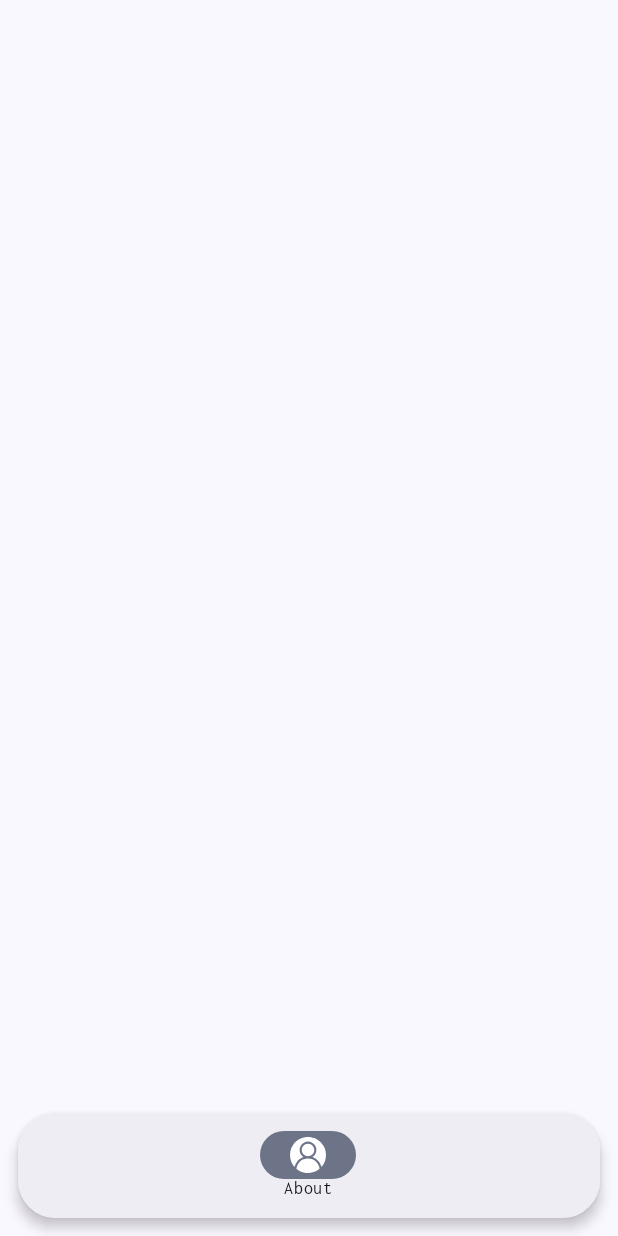
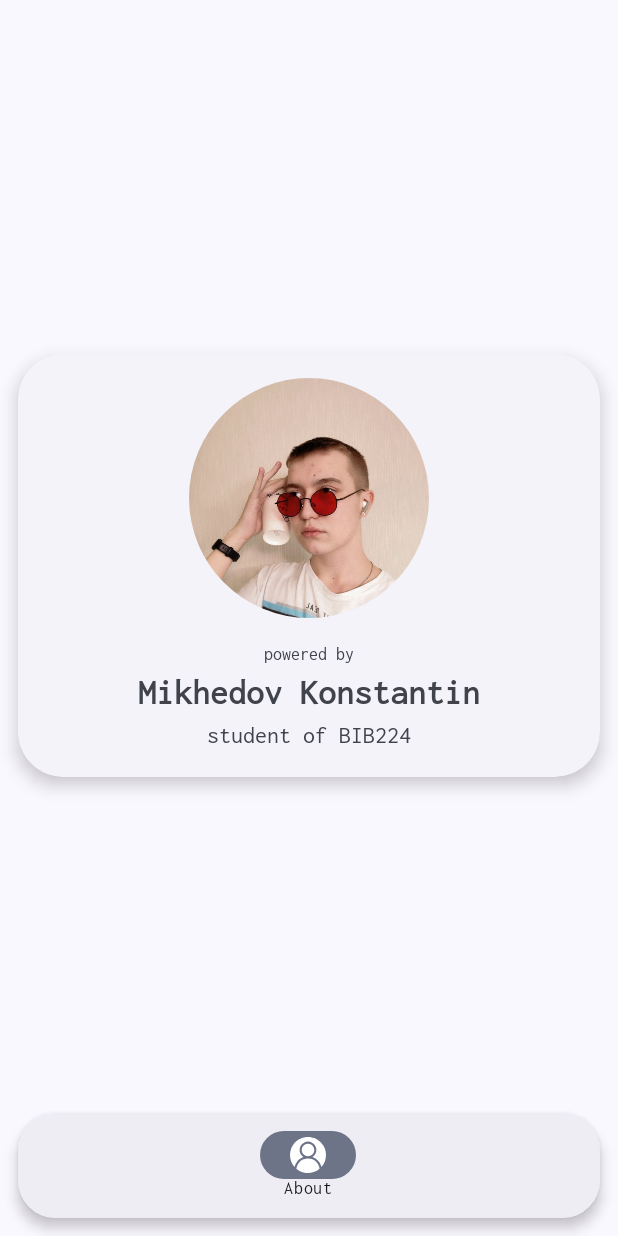
Before and after one commit to KonstantIMP/crypto_02, an Android app: the screen it shows after launch (NavigationActivity), on a phone screen of 412 x 824 dp. Run offline under Robolectric (Android 15) with nearby library versions, the phone set to English and light mode, and no system bars; our stand-ins replace Dagger/Hilt's generated code, Timber, navigation-ui.

Commit message:
feat(ui): add about fragment ui

```diff
--- a/app/src/main/res/layout/fragment_user_layout.xml
+++ b/app/src/main/res/layout/fragment_user_layout.xml
@@ -3,6 +3,56 @@
     xmlns:tools="http://schemas.android.com/tools"
     android:layout_width="match_parent"
     android:layout_height="match_parent"
+    xmlns:app="http://schemas.android.com/apk/res-auto"
     tools:context=".ui.fragment.UserFragment">
 
+    <com.google.android.material.card.MaterialCardView
+        android:layout_width="match_parent"
+        android:layout_height="wrap_content"
+        app:layout_constraintTop_toTopOf="parent"
+        app:layout_constraintBottom_toBottomOf="parent"
+        android:layout_marginStart="@dimen/content_card_margin"
+        android:layout_marginEnd="@dimen/content_card_margin"
+        android:layout_marginBottom="@dimen/floating_bottom_navigation_view_height"
+        app:cardCornerRadius="@dimen/content_card_radius"
+        app:cardElevation="@dimen/content_card_elevation"
+        style="@style/Widget.Material3.CardView.Elevated">
+
+        <LinearLayout
+            android:layout_width="match_parent"
+            android:layout_height="wrap_content"
+            android:layout_margin="@dimen/content_card_padding"
+            android:orientation="vertical"
+            android:gravity="center">
+
+            <com.google.android.material.imageview.ShapeableImageView
+                android:layout_width="@dimen/about_fargment_photo_size"
+                android:layout_height="@dimen/about_fargment_photo_size"
+                app:shapeAppearanceOverlay="@style/Crypto.Theme.ShapeAppearanceOverlay.CircledPhoto"
+                android:src="@drawable/me"/>
+
+            <com.google.android.material.textview.MaterialTextView
+                android:layout_width="wrap_content"
+                android:layout_height="wrap_content"
+                android:text="@string/about_fragment_powered_by_msg"
+                android:layout_marginTop="16dp"
+                android:textSize="12sp"/>
+
+            <com.google.android.material.textview.MaterialTextView
+                android:layout_width="wrap_content"
+                android:layout_height="wrap_content"
+                android:text="@string/about_fragment_author_name_msg"
+                android:textSize="24sp"
+                android:textStyle="bold"/>
+
+            <com.google.android.material.textview.MaterialTextView
+                android:layout_width="wrap_content"
+                android:layout_height="wrap_content"
+                android:text="@string/about_fragment_subtitle"
+                android:textSize="16sp"/>
+
+        </LinearLayout>
+
+    </com.google.android.material.card.MaterialCardView>
+
 </androidx.constraintlayout.widget.ConstraintLayout>
--- a/app/src/main/res/values/dimens.xml
+++ b/app/src/main/res/values/dimens.xml
@@ -4,4 +4,11 @@
     <dimen name="floating_bottom_navigation_view_margin">12dp</dimen>
     <dimen name="floating_bottom_navigation_view_radius">25dp</dimen>
     <dimen name="floating_bottom_navigation_view_elevation">5dp</dimen>
+
+    <dimen name="content_card_margin">12dp</dimen>
+    <dimen name="content_card_radius">30dp</dimen>
+    <dimen name="content_card_padding">16dp</dimen>
+    <dimen name="content_card_elevation">7dp</dimen>
+
+    <dimen name="about_fargment_photo_size">160dp</dimen>
 </resources>
--- a/app/src/main/res/values/strings.xml
+++ b/app/src/main/res/values/strings.xml
@@ -3,4 +3,7 @@
 
     <string name="tool_empty"/>
     <string name="main_activity_navigation_about_title">About</string>
+    <string name="about_fragment_powered_by_msg">powered by</string>
+    <string name="about_fragment_author_name_msg">Mikhedov Konstantin</string>
+    <string name="about_fragment_subtitle">student of BIB224</string>
 </resources>
--- /dev/null
+++ b/app/src/main/res/values/styles.xml
@@ -0,0 +1,6 @@
+<?xml version="1.0" encoding="utf-8"?>
+<resources>
+    <style name="Crypto.Theme.ShapeAppearanceOverlay.CircledPhoto" parent="">
+        <item name="cornerSize">50%</item>
+    </style>
+</resources>
```
Also changed, not shown: app/src/main/res/drawable/me.jpg (added).
